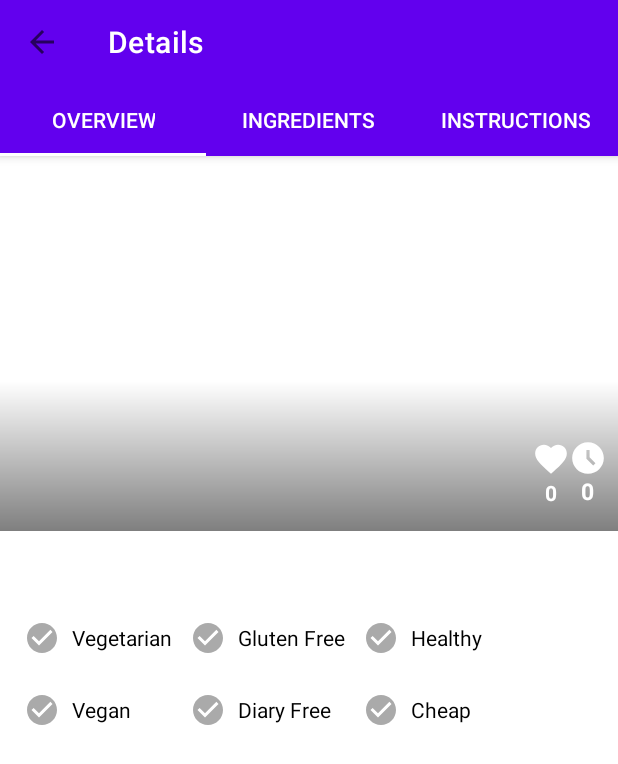
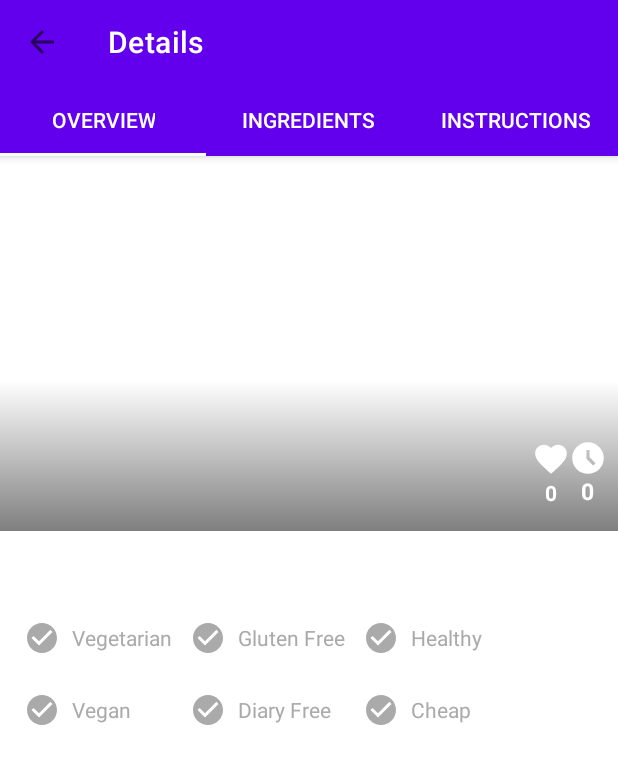
Before and after one commit to dracula151997/Foody, an Android app: the OverviewFragment screen opened directly, with no data from a screen before it, on a phone screen of 412 x 824 dp. Shown: the top 764 px of the screen. Run offline under Robolectric (Android 15) with nearby library versions, the phone set to English and light mode, and no system bars; our stand-ins replace data binding; libraries missing offline, so code that uses them is left out: android.text; 10 statements that could not run were skipped.

Commit message:
set custom color for check box text color in case of checked state

```diff
--- a/app/src/main/res/layout/fragment_overview.xml
+++ b/app/src/main/res/layout/fragment_overview.xml
@@ -107,6 +107,7 @@
             android:layout_width="wrap_content"
             android:layout_height="wrap_content"
             android:layout_marginStart="16dp"
+            android:textColor="@color/checked_box_color_selector"
             android:buttonTint="@color/checked_box_color_selector"
             android:layout_marginTop="12dp"
             android:button="@drawable/ic_baseline_check_circle_24"
@@ -121,6 +122,7 @@
             android:layout_width="wrap_content"
             android:layout_height="wrap_content"
             android:button="@drawable/ic_baseline_check_circle_24"
+            android:textColor="@color/checked_box_color_selector"
             android:paddingStart="8dp"
             android:buttonTint="@color/checked_box_color_selector"
             setCheckedAndEnabled="@{recipe.vegan}"
@@ -134,6 +136,7 @@
             android:layout_width="wrap_content"
             android:layout_height="wrap_content"
             android:layout_marginStart="12dp"
+            android:textColor="@color/checked_box_color_selector"
             setCheckedAndEnabled="@{recipe.glutenFree}"
             android:buttonTint="@color/checked_box_color_selector"
             android:button="@drawable/ic_baseline_check_circle_24"
@@ -148,6 +151,7 @@
             setCheckedAndEnabled="@{recipe.dairyFree}"
             android:layout_width="wrap_content"
             android:layout_height="wrap_content"
+            android:textColor="@color/checked_box_color_selector"
             android:button="@drawable/ic_baseline_check_circle_24"
             android:buttonTint="@color/checked_box_color_selector"
             android:paddingStart="8dp"
@@ -162,6 +166,7 @@
             android:layout_height="wrap_content"
             android:layout_marginStart="12dp"
             setCheckedAndEnabled="@{recipe.veryHealthy}"
+            android:textColor="@color/checked_box_color_selector"
             android:text="@string/healthy"
             android:buttonTint="@color/checked_box_color_selector"
             android:button="@drawable/ic_baseline_check_circle_24"
@@ -175,6 +180,7 @@
             android:layout_height="wrap_content"
             android:button="@drawable/ic_baseline_check_circle_24"
             setCheckedAndEnabled="@{recipe.cheap}"
+            android:textColor="@color/checked_box_color_selector"
             android:paddingStart="8dp"
             android:buttonTint="@color/checked_box_color_selector"
             android:text="@string/cheap"
```
